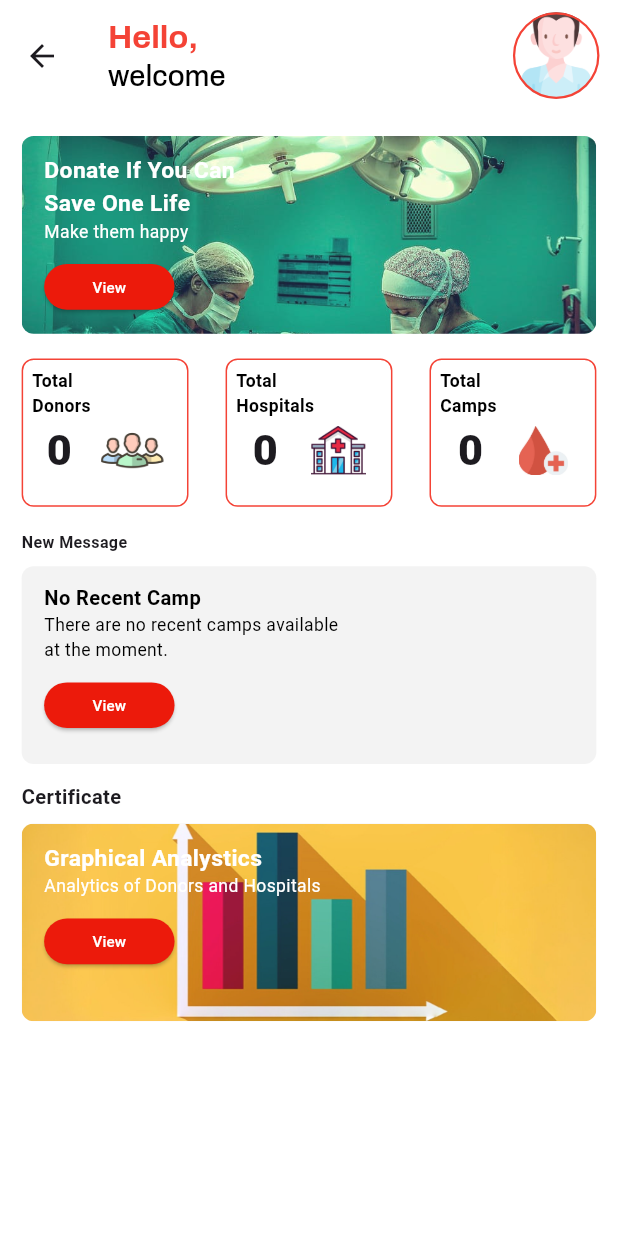
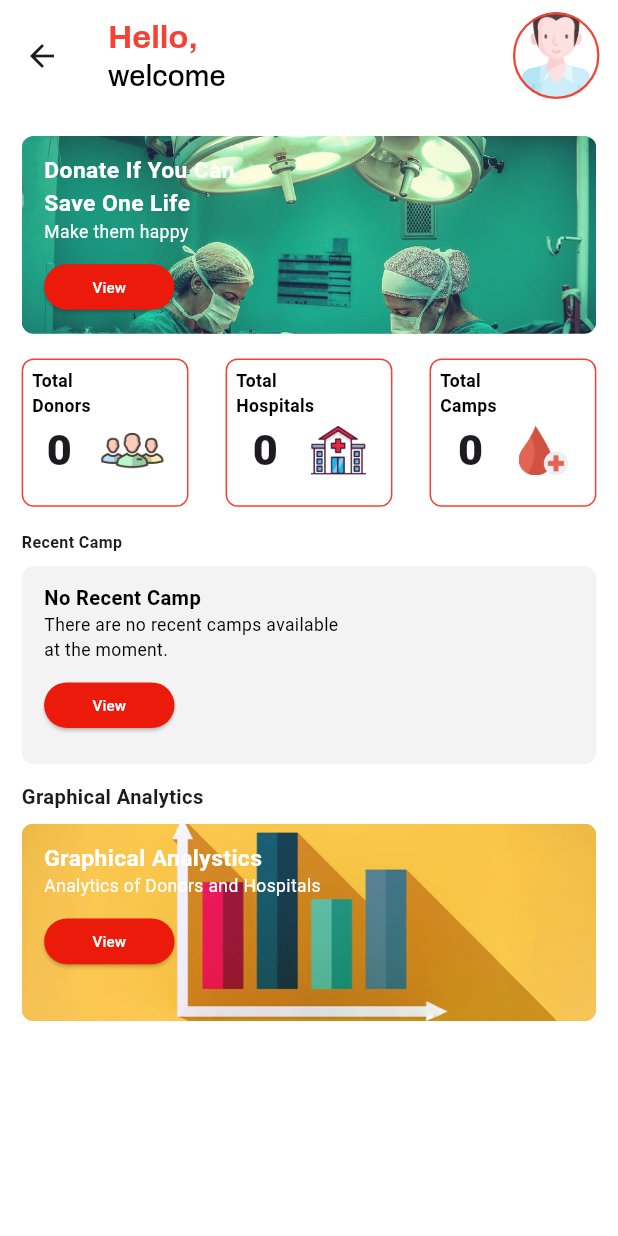
Before and after one commit to YoonusChenakkal/blood-donation-, a Flutter app: the HomePage screen opened by its route, on a phone screen of 412 x 824 dp. Run offline on Flutter 3.47's test engine with Material 3 defaults, Android fonts, the phone set to English and light mode, and no system bars; our stand-ins replace font_awesome_flutter, google_fonts, image_picker, pdf, shared_preferences, signature and 2 more; accounts and stored records are empty; network calls fail; Roboto replaces fonts that are missing (Dosis).

Commit message:
final v1.2

```diff
--- a/lib/Screens/home.dart
+++ b/lib/Screens/home.dart
@@ -157,7 +157,7 @@ class HomePage extends StatelessWidget {
                 child: Align(
                   alignment: Alignment.centerLeft,
                   child: Text(
-                    'New Message',
+                    'Recent Camp',
                     style: TextStyle(
                       fontSize: 13.4.sp,
                       fontWeight: FontWeight.bold,
@@ -167,15 +167,14 @@ class HomePage extends StatelessWidget {
               ),
               CustomBanner(
                 title1: campProvider.camp.isNotEmpty
-                    ? DateFormat('MMMM dd')
-                        .format(campProvider.camp.last.date ?? DateTime.now())
+                    ? campProvider.camp.last.hospital.toString()
                     : 'No Recent Camp',
                 title2: campProvider.camp.isNotEmpty
-                    ? '${campProvider.camp.last.description.toString()}\nLocation : ${campProvider.camp.last.location.toString()}'
+                    ? '${DateFormat('MMMM dd').format(campProvider.camp.last.date ?? DateTime.now())}\nLocation : ${campProvider.camp.last.location.toString()}'
                     : 'There are no recent camps available at the moment.',
                 buttonText: 'View',
                 textColor: Colors.black,
-                onPressed: () => tabIndexProvider.setIndex(1),
+                onPressed: () => tabIndexProvider.setIndex(2),
               ),
               Padding(
                 padding: EdgeInsets.only(
@@ -186,7 +185,7 @@ class HomePage extends StatelessWidget {
                 child: Align(
                   alignment: Alignment.centerLeft,
                   child: Text(
-                    'Certificate',
+                    'Graphical Analytics',
                     style: TextStyle(
                       fontSize: 15.sp,
                       fontWeight: FontWeight.bold,
```
